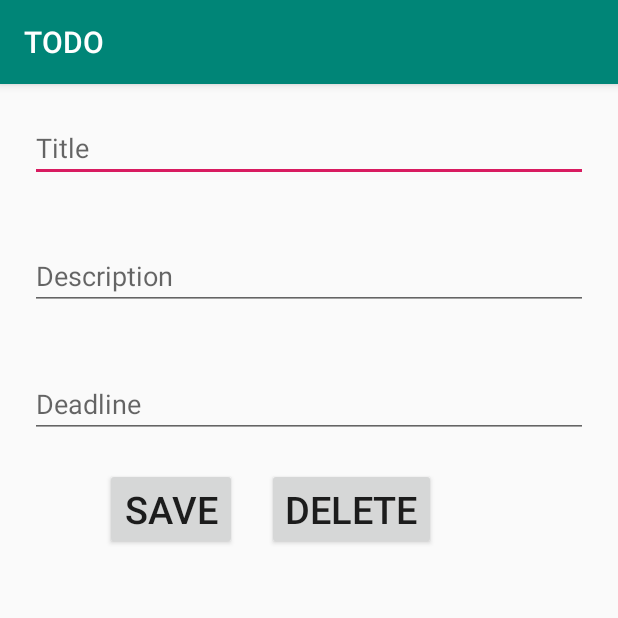
After one commit to KunduzNbkva/todoApp, an Android app: the ThirdActivity screen opened directly, with no data from a screen before it, on a phone screen of 412 x 824 dp, the top half of it. The commit adds this screen. Run offline under Robolectric (Android 15) with nearby library versions, the phone set to English and light mode, and no system bars; 3 statements that could not run were skipped.

Commit message:
change input number

```diff
--- a/app/src/main/AndroidManifest.xml
+++ b/app/src/main/AndroidManifest.xml
@@ -9,7 +9,8 @@
         android:roundIcon="@mipmap/ic_launcher_round"
         android:supportsRtl="true"
         android:theme="@style/AppTheme">
-        <activity android:name=".AddTaskActivity"></activity>
+        <activity android:name=".ThirdActivity"></activity>
+        <activity android:name=".AddTaskActivity" />
         <activity android:name=".MainActivity">
             <intent-filter>
                 <action android:name="android.intent.action.MAIN" />
--- /dev/null
+++ b/app/src/main/java/com/geektech/todo/OnVHClick.java
@@ -0,0 +1,5 @@
+package com.geektech.todo;
+
+public interface OnVHClick {
+    void onItemClick(int position);
+}
--- /dev/null
+++ b/app/src/main/java/com/geektech/todo/ThirdActivity.java
@@ -0,0 +1,82 @@
+package com.geektech.todo;
+
+import androidx.appcompat.app.AppCompatActivity;
+
+import android.content.Intent;
+import android.os.Bundle;
+import android.view.View;
+import android.widget.Button;
+import android.widget.EditText;
+import android.widget.Toast;
+
+public class ThirdActivity extends AppCompatActivity {
+    EditText editTitle;
+    EditText editDescription;
+    EditText editDeadline;
+    Task task;
+    Button save,delete;
+
+
+
+
+    @Override
+    protected void onCreate(Bundle savedInstanceState) {
+        super.onCreate(savedInstanceState);
+        setContentView(R.layout.activity_third);
+        editTitle=findViewById(R.id.edit_title);
+        editDescription=findViewById(R.id.edit_description);
+        editDeadline=findViewById(R.id.edit_deadline);
+
+        delete=findViewById(R.id.delete);
+        save=findViewById(R.id.save);
+
+        save.setOnClickListener(new View.OnClickListener() {
+            @Override
+            public void onClick(View v) {
+                Task task = new Task();
+
+                if (editTitle.getText().toString().trim().equals("")) {
+                    showMessage("Input title please");
+                    return;
+                } else {
+                    task.title = editTitle.getText().toString().trim();
+                }
+
+                if (editDescription.getText().toString().trim().equals("")) {
+                    showMessage("Input description please");
+                    return;
+                } else {
+                    task.description = editDescription.getText().toString().trim();
+                }
+
+                task.deadline = editDeadline.getText().toString();
+
+
+                Intent intent = new Intent();
+                intent.putExtra("new_task", task);
+                setResult(RESULT_OK, intent);
+                finish();
+            }
+        });
+        delete.setOnClickListener(new View.OnClickListener() {
+            @Override
+            public void onClick(View v) {
+                setResult(RESULT_OK, new Intent());
+                finish();
+            }
+        });
+
+
+        Intent i=getIntent();
+         task= (Task)i.getSerializableExtra("key");
+         editTitle.setText(task.title);
+        editDescription.setText(task.description);
+        editDeadline.setText(task.deadline);
+
+
+    }
+    public void showMessage(String s) {
+        Toast.makeText(this, s, Toast.LENGTH_SHORT).show();
+    }
+
+}
--- a/app/src/main/res/layout/activity_add_task.xml
+++ b/app/src/main/res/layout/activity_add_task.xml
@@ -8,18 +8,22 @@
     tools:context=".AddTaskActivity">
 
     <EditText
+        android:layout_margin="20dp"
         android:id="@+id/task_title"
         android:layout_width="match_parent"
         android:layout_height="wrap_content"
         android:hint="Title"/>
 
     <EditText
+        android:layout_margin="20dp"
         android:id="@+id/task_description"
         android:layout_width="match_parent"
         android:layout_height="wrap_content"
         android:hint="Description"/>
 
     <EditText
+        android:layout_margin="20dp"
+        android:inputType="numberDecimal"
         android:id="@+id/task_deadline"
         android:layout_width="match_parent"
         android:layout_height="wrap_content"
--- /dev/null
+++ b/app/src/main/res/layout/activity_third.xml
@@ -0,0 +1,48 @@
+<?xml version="1.0" encoding="utf-8"?>
+<LinearLayout xmlns:android="http://schemas.android.com/apk/res/android"
+    android:orientation="vertical"
+    android:layout_width="match_parent"
+    android:layout_height="match_parent">
+    <EditText
+        android:layout_margin="20dp"
+        android:id="@+id/edit_title"
+        android:layout_width="match_parent"
+        android:layout_height="wrap_content"
+        android:hint="Title"/>
+
+    <EditText
+        android:layout_margin="20dp"
+        android:id="@+id/edit_description"
+        android:layout_width="match_parent"
+        android:layout_height="wrap_content"
+        android:hint="Description"/>
+
+    <EditText
+        android:layout_margin="20dp"
+        android:id="@+id/edit_deadline"
+        android:layout_width="match_parent"
+        android:layout_height="wrap_content"
+        android:hint="Deadline"/>
+    <LinearLayout
+        android:layout_width="wrap_content"
+        android:layout_height="wrap_content">
+
+
+        <Button
+            android:layout_marginLeft="70sp"
+            android:id="@+id/save"
+            android:layout_width="wrap_content"
+            android:layout_height="wrap_content"
+            android:text="Save"
+            android:textSize="25sp"/>
+        <Button
+            android:layout_marginLeft="20sp"
+            android:id="@+id/delete"
+            android:layout_width="wrap_content"
+            android:layout_height="wrap_content"
+            android:text="Delete"
+            android:textSize="25sp"/>
+    </LinearLayout>
+
+
+</LinearLayout>
```
Also changed, not shown: app/src/main/java/com/geektech/todo/MainActivity.java (+28 -7 lines), app/src/main/java/com/geektech/todo/TaskAdapter.java (+47 -2 lines), app/src/main/java/com/geektech/todo/TaskViewHolder.java (+0 -21 lines), app/src/main/res/layout/viewholder_task.xml (+9 -4 lines).
